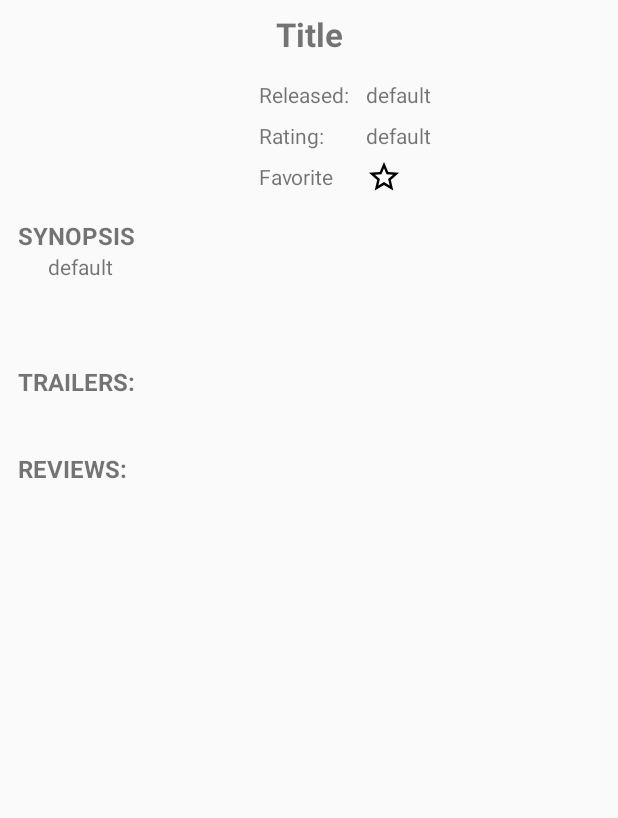
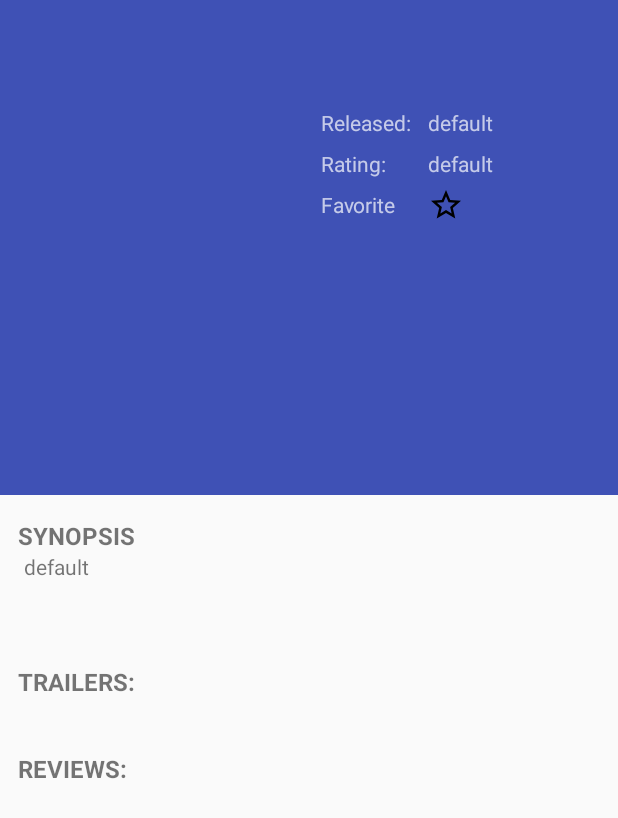
Before and after one commit to blarom/PopularMovies, an Android app: the layout activity_detail.xml on its own in the app's theme, with its tools: preview values and no code run, on a phone screen of 412 x 824 dp. Shown: the top 818 px of the screen. Run offline under Robolectric (Android 15) with nearby library versions, the phone set to English and light mode, and no system bars; network calls fail.

Commit message:
Implemented CollapsingToolbar.

```diff
--- a/app/src/main/AndroidManifest.xml
+++ b/app/src/main/AndroidManifest.xml
@@ -21,7 +21,8 @@
             </intent-filter>
         </activity>
         <activity android:name=".DetailActivity"
-            android:parentActivityName=".MainActivity">
+                  android:theme="@style/DetailsTheme"
+                android:parentActivityName=".MainActivity">
             <meta-data
                 android:name="android.support.PARENT_ACTIVITY"
                 android:value=".MainActivity"/>
--- a/app/src/main/java/com/popularmovies/DetailActivity.java
+++ b/app/src/main/java/com/popularmovies/DetailActivity.java
@@ -7,13 +7,16 @@ import android.database.Cursor;
 import android.graphics.Color;
 import android.graphics.Typeface;
 import android.graphics.drawable.Drawable;
+import android.support.design.widget.CollapsingToolbarLayout;
 import android.support.v4.app.LoaderManager;
 import android.support.v4.content.AsyncTaskLoader;
 import android.support.v4.content.Loader;
+import android.support.v7.app.ActionBar;
 import android.support.v7.widget.RecyclerView;
 import android.support.v7.app.AppCompatActivity;
 import android.os.Bundle;
 import android.support.v7.widget.GridLayoutManager;
+import android.support.v7.widget.Toolbar;
 import android.view.MenuItem;
 import android.view.View;
 import android.view.ViewGroup;
@@ -21,7 +24,6 @@ import android.view.ViewTreeObserver;
 import android.widget.ImageView;
 import android.widget.LinearLayout;
 import android.widget.ProgressBar;
-import android.widget.ScrollView;
 import android.widget.TextView;
 
 import com.google.gson.Gson;
@@ -40,7 +42,7 @@ import butterknife.ButterKnife;
 
 public class DetailActivity extends AppCompatActivity implements LoaderManager.LoaderCallbacks<String> {
 
-    @BindView(R.id.title_value) TextView titleValueTv;
+    //@BindView(R.id.title_value) TextView titleValueTv;
     @BindView(R.id.synopsis_value) TextView synopsisValueTv;
     @BindView(R.id.rating_value) TextView ratingValueTv;
     @BindView(R.id.release_date_value) TextView releaseDateValueTv;
@@ -68,7 +70,6 @@ public class DetailActivity extends AppCompatActivity implements LoaderManager.L
     private int mMoviesListPosition;
     private int mScrollPosition;
     private int layoutId;
-    private RecyclerView mTrailersRecyclerView;
 
     //Lifecycle methods
     @Override protected void onCreate(Bundle savedInstanceState) {
@@ -77,14 +78,8 @@ public class DetailActivity extends AppCompatActivity implements LoaderManager.L
 
         ButterKnife.bind(this);
 
-        if (savedInstanceState != null) {
-            layoutId = savedInstanceState.getInt("layoutId", R.layout.activity_detail);
-            setContentView(layoutId);
-        }
-
-        mLoadedTrailers = false;
-
         retrieveValuesForLayout();
+        setupCollapsingActionBarProperties();
         loadValuesIntoLayout();
         loadMovieReviewsAndTrailers();
     }
@@ -96,7 +91,6 @@ public class DetailActivity extends AppCompatActivity implements LoaderManager.L
         super.onSaveInstanceState(outState);
         outState.putInt(SCROLL_POSITION, findViewById(R.id.container_scrollview).getScrollY());
         outState.putInt(MOVIES_RECYCLERVIEW_POSITION, mMoviesListPosition);
-        outState.putInt("layoutId", layoutId);
     }
     @Override public void onRestoreInstanceState(Bundle savedInstanceState) {
         super.onRestoreInstanceState(savedInstanceState);
@@ -122,14 +116,26 @@ public class DetailActivity extends AppCompatActivity implements LoaderManager.L
         return false;
     }
 
+    private void setupCollapsingActionBarProperties() {
+        //Note: new settings in styles.xml/windowActionBar & windowNoTitle
+        Toolbar toolbar = findViewById(R.id.toolbar);
+        setSupportActionBar(toolbar);
+        ActionBar actionBar = getSupportActionBar();
+        if (actionBar!=null) {
+            actionBar.setDisplayHomeAsUpEnabled(true);
+            if (mMovieTitle!=null) actionBar.setTitle(mMovieTitle);
+        }
+
+    }
     public void loadMovieReviewsAndTrailers() {
-        if (mLoadedTrailers) hideLoadingIndicator();
-        else {
-            LoaderManager loaderManager = getSupportLoaderManager();
-            Loader<String> WebSearchLoader = loaderManager.getLoader(MOVIE_DETAILS_LOADER);
-            if (WebSearchLoader == null) loaderManager.initLoader(MOVIE_DETAILS_LOADER, null, this);
-            else loaderManager.restartLoader(MOVIE_DETAILS_LOADER, null, this);
-        }
+
+        mLoadedTrailers = false;
+        hideLoadingIndicator();
+
+        LoaderManager loaderManager = getSupportLoaderManager();
+        Loader<String> WebSearchLoader = loaderManager.getLoader(MOVIE_DETAILS_LOADER);
+        if (WebSearchLoader == null) loaderManager.initLoader(MOVIE_DETAILS_LOADER, null, this);
+        else loaderManager.restartLoader(MOVIE_DETAILS_LOADER, null, this);
     }
     private void retrieveValuesForLayout() {
 
@@ -211,7 +217,7 @@ public class DetailActivity extends AppCompatActivity implements LoaderManager.L
                     }
                 });
 
-        titleValueTv.setText(mMovieTitle);
+        //titleValueTv.setText(mMovieTitle);
         synopsisValueTv.setText(mPlotSynopsis);
         ratingValueTv.setText(Float.toString(mUserRating));
         releaseDateValueTv.setText(mReleaseDate);
--- a/app/src/main/res/layout/activity_detail.xml
+++ b/app/src/main/res/layout/activity_detail.xml
@@ -1,35 +1,31 @@
 <?xml version="1.0" encoding="utf-8"?>
-<ScrollView
-    android:id="@+id/container_scrollview"
+<android.support.design.widget.CoordinatorLayout
+    android:id="@+id/activity_detail"
     xmlns:android="http://schemas.android.com/apk/res/android"
     xmlns:app="http://schemas.android.com/apk/res-auto"
-    xmlns:tools="http://schemas.android.com/tools"
     android:layout_width="match_parent"
     android:layout_height="match_parent"
+    android:fitsSystemWindows="true"
+    xmlns:tools="http://schemas.android.com/tools"
     tools:context="com.popularmovies.DetailActivity">
 
-    <LinearLayout
-        android:id="@+id/details_linear_container"
+    <android.support.design.widget.AppBarLayout
+        android:id="@+id/main.appbar"
         android:layout_width="match_parent"
-        android:layout_height="wrap_content"
-        android:orientation="vertical"
-        android:gravity="start">
+        android:layout_height="330dp"
+        android:theme="@style/ThemeOverlay.AppCompat.Dark.ActionBar"
+        android:fitsSystemWindows="true">
 
-        <TextView
-            android:id="@+id/title_value"
+        <android.support.design.widget.CollapsingToolbarLayout
+            android:id="@+id/collapsing_toolbar"
             android:layout_width="match_parent"
-            android:layout_height="wrap_content"
-            android:layout_gravity="center_horizontal"
-            android:layout_marginEnd="@dimen/details_activity_horizontal_margin"
-            android:layout_marginStart="@dimen/details_activity_horizontal_margin"
-            android:layout_marginTop="@dimen/details_activity_vertical_margin"
-            android:text="@string/Title"
-            android:textAlignment="center"
-            android:textSize="@dimen/DetailActivityTitleSize"
-            android:textStyle="bold"/>
+            android:layout_height="match_parent"
+            app:contentScrim="?attr/colorPrimary"
+            app:layout_scrollFlags="scroll|exitUntilCollapsed">
 
             <android.support.constraint.ConstraintLayout
                 android:id="@+id/details_constraint_container"
+                app:layout_collapseMode="parallax"
                 android:layout_width="match_parent"
                 android:layout_height="wrap_content"
                 android:orientation="vertical">
@@ -39,7 +35,7 @@
                     android:layout_width="wrap_content"
                     android:layout_height="wrap_content"
                     android:orientation="vertical"
-                app:layout_constraintGuide_percent="0.4" />
+                    app:layout_constraintGuide_percent="0.5" />
 
                 <ImageView
                     android:id="@+id/imageView"
@@ -47,13 +43,15 @@
                     android:layout_height="wrap_content"
                     android:layout_gravity="center_horizontal"
                     android:layout_marginEnd="@dimen/details_activity_horizontal_margin"
-                android:layout_marginStart="@dimen/details_activity_horizontal_margin"
+                    android:layout_marginStart="@dimen/details_activity_image_start_margin"
                     android:layout_marginTop="@dimen/details_activity_vertical_margin"
                     android:contentDescription="@string/image"
                     android:scaleType="fitCenter"
                     app:layout_constraintEnd_toStartOf="@+id/guideline"
                     app:layout_constraintStart_toStartOf="parent"
-                app:layout_constraintTop_toTopOf="parent"/>
+                    app:layout_constraintTop_toTopOf="parent"
+                    android:layout_marginLeft="48dp"
+                    android:layout_marginRight="@dimen/details_activity_horizontal_margin"/>
 
                 <TextView
                     android:id="@+id/release_date_label"
@@ -117,6 +115,41 @@
                     app:layout_constraintTop_toTopOf="@+id/favorite_label"/>
 
             </android.support.constraint.ConstraintLayout>
+
+            <android.support.v7.widget.Toolbar
+                android:id="@+id/toolbar"
+                android:layout_width="match_parent"
+                android:layout_height="?attr/actionBarSize"
+                app:layout_collapseMode="pin" />
+        </android.support.design.widget.CollapsingToolbarLayout>
+    </android.support.design.widget.AppBarLayout>
+
+    <android.support.v4.widget.NestedScrollView
+        android:id="@+id/container_scrollview"
+        android:layout_width="match_parent"
+        android:layout_height="match_parent"
+        app:layout_behavior="@string/appbar_scrolling_view_behavior">
+
+        <LinearLayout
+            android:id="@+id/details_linear_container"
+            android:layout_width="match_parent"
+            android:layout_height="wrap_content"
+            android:orientation="vertical"
+            android:gravity="start">
+
+            <!--<TextView-->
+                <!--android:id="@+id/title_value"-->
+                <!--android:layout_width="match_parent"-->
+                <!--android:layout_height="wrap_content"-->
+                <!--android:layout_gravity="center_horizontal"-->
+                <!--android:layout_marginEnd="@dimen/details_activity_horizontal_margin"-->
+                <!--android:layout_marginStart="@dimen/details_activity_horizontal_margin"-->
+                <!--android:layout_marginTop="@dimen/details_activity_vertical_margin"-->
+                <!--android:text="@string/Title"-->
+                <!--android:textAlignment="center"-->
+                <!--android:textSize="@dimen/DetailActivityTitleSize"-->
+                <!--android:textStyle="bold"/>-->
+
 
             <TextView
                 android:id="@+id/synopsis_label"
@@ -214,4 +247,7 @@
             </LinearLayout>
 
         </LinearLayout>
-</ScrollView>
+
+    </android.support.v4.widget.NestedScrollView>
+
+</android.support.design.widget.CoordinatorLayout>
--- a/app/src/main/res/values/dimens.xml
+++ b/app/src/main/res/values/dimens.xml
@@ -15,7 +15,8 @@
     <dimen name="DetailsActivityImageWidth">200dp</dimen>
     <dimen name="trailer_list_item_height">100dp</dimen>
     <dimen name="details_activity_horizontal_margin">8dp</dimen>
-    <dimen name="details_activity_horizontal_margin_subelement">32dp</dimen>
+    <dimen name="details_activity_horizontal_margin_subelement">16dp</dimen>
     <dimen name="details_activity_vertical_margin_double">16dp</dimen>
     <dimen name="details_activity_vertical_margin">8dp</dimen>
+    <dimen name="details_activity_image_start_margin">48dp</dimen>
 </resources>
--- a/app/src/main/res/values/styles.xml
+++ b/app/src/main/res/values/styles.xml
@@ -2,11 +2,20 @@
 
     <!-- Base application theme. -->
     <style name="AppTheme" parent="Theme.AppCompat.Light.DarkActionBar">
-        <!-- Customize your theme here. -->
         <item name="colorPrimary">@color/colorPrimary</item>
         <item name="colorPrimaryDark">@color/colorPrimaryDark</item>
         <item name="colorAccent">@color/colorAccent</item>
         <item name="preferenceTheme">@style/PreferenceThemeOverlay</item>
     </style>
 
+    <style name="DetailsTheme" parent="Theme.AppCompat.Light.DarkActionBar">
+        <item name="colorPrimary">@color/colorPrimary</item>
+        <item name="colorPrimaryDark">@color/colorPrimaryDark</item>
+        <item name="colorAccent">@color/colorAccent</item>
+        <item name="preferenceTheme">@style/PreferenceThemeOverlay</item>
+        <item name="windowActionBar">false</item>
+        <item name="windowNoTitle">true</item>
+    </style>
+
+
 </resources>
```
Also changed, not shown: app/build.gradle (+6 -1 lines). Lines whose indentation alone changed are shown as unchanged.
